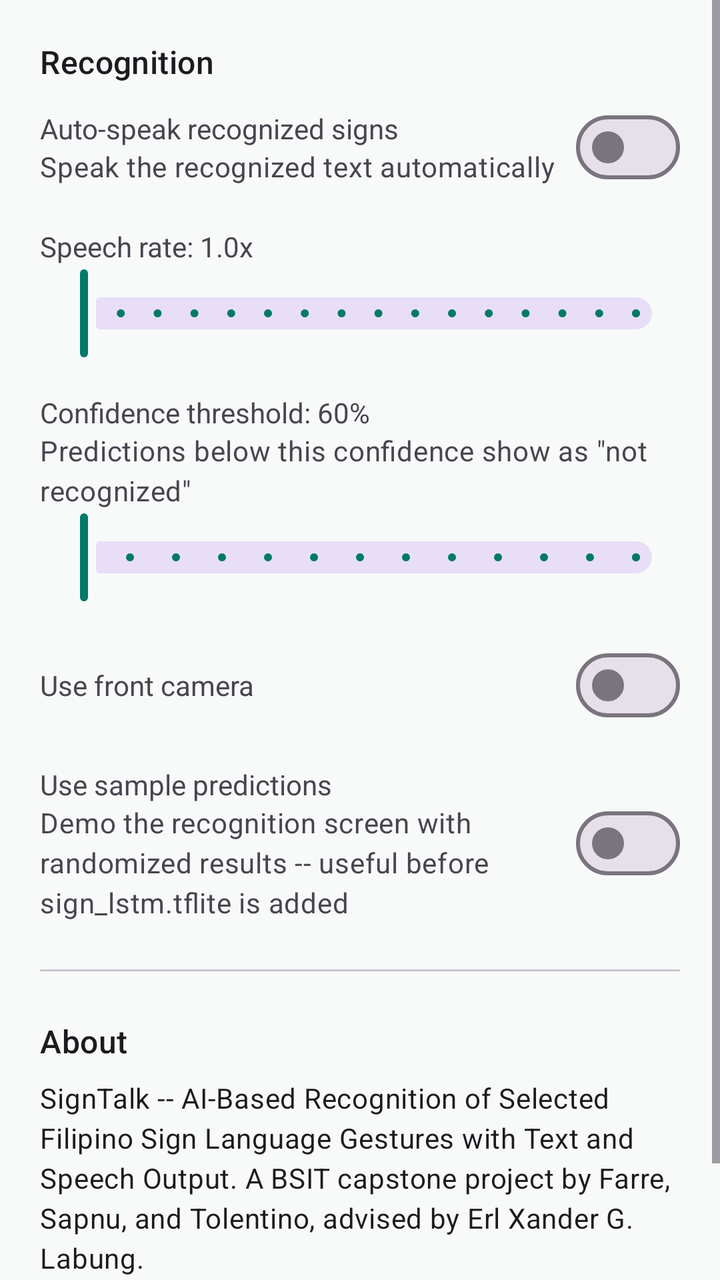
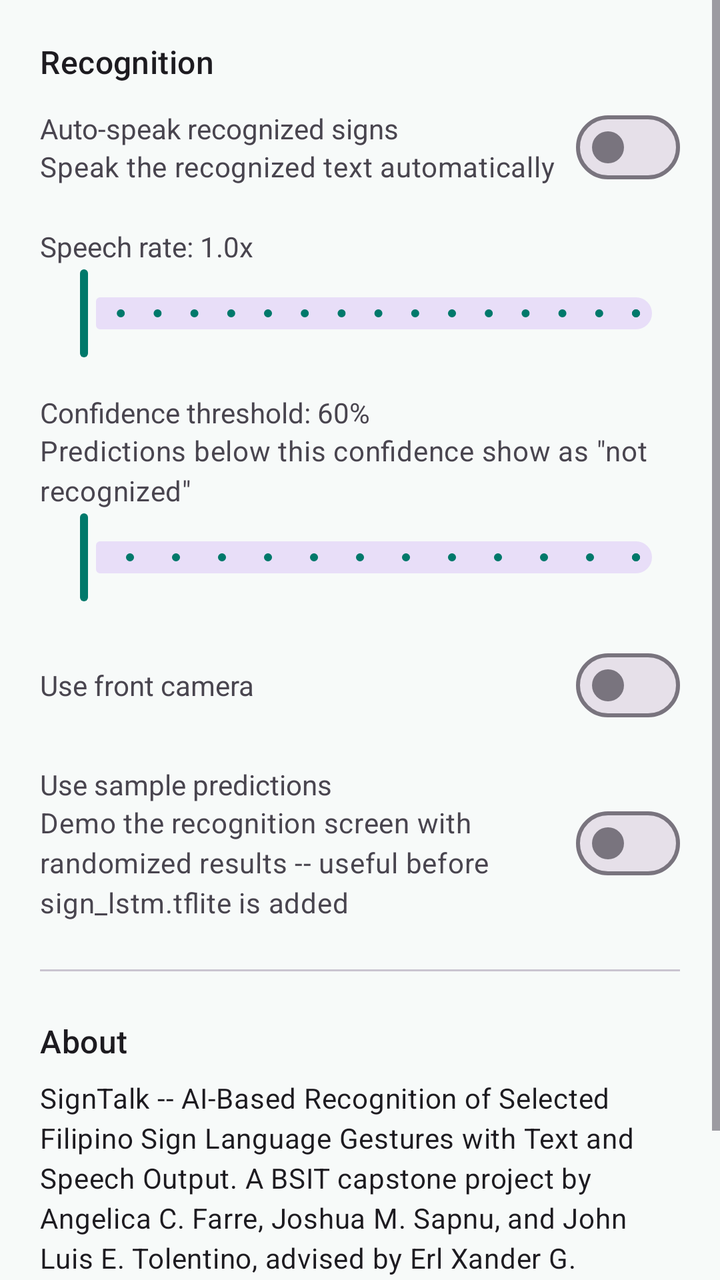

Before-and-after screenshots of an Android layout around one commit, followed by the original layout XML and the change that was made.
<!-- AndroidManifest.xml: application theme Theme.SignTalk -->
<!-- res/layout/fragment_settings.xml -->
<?xml version="1.0" encoding="utf-8"?>
<ScrollView xmlns:android="http://schemas.android.com/apk/res/android"
    xmlns:app="http://schemas.android.com/apk/res-auto"
    android:layout_width="match_parent"
    android:layout_height="match_parent">

    <LinearLayout
        android:layout_width="match_parent"
        android:layout_height="wrap_content"
        android:orientation="vertical"
        android:padding="20dp">

        <TextView
            android:layout_width="match_parent"
            android:layout_height="wrap_content"
            android:text="Recognition"
            android:textAppearance="?attr/textAppearanceTitleMedium" />

        <LinearLayout
            android:layout_width="match_parent"
            android:layout_height="wrap_content"
            android:layout_marginTop="8dp"
            android:gravity="center_vertical"
            android:orientation="horizontal">

            <LinearLayout
                android:layout_width="0dp"
                android:layout_height="wrap_content"
                android:layout_weight="1"
                android:orientation="vertical">

                <TextView
                    android:layout_width="match_parent"
                    android:layout_height="wrap_content"
                    android:text="Auto-speak recognized signs" />

                <TextView
                    android:layout_width="match_parent"
                    android:layout_height="wrap_content"
                    android:text="Speak the recognized text automatically"
                    android:textAppearance="?attr/textAppearanceBodyMedium"
                    android:textColor="?attr/colorOnSurfaceVariant" />
            </LinearLayout>

            <com.google.android.material.materialswitch.MaterialSwitch
                android:id="@+id/autoSpeakSwitch"
                android:layout_width="wrap_content"
                android:layout_height="wrap_content" />
        </LinearLayout>

        <TextView
            android:id="@+id/speechRateLabel"
            android:layout_width="match_parent"
            android:layout_height="wrap_content"
            android:layout_marginTop="16dp"
            android:text="Speech rate: 1.0x" />

        <com.google.android.material.slider.Slider
            android:id="@+id/speechRateSlider"
            android:layout_width="match_parent"
            android:layout_height="wrap_content"
            android:stepSize="0.1"
            android:valueFrom="0.5"
            android:valueTo="2.0" />

        <TextView
            android:id="@+id/confidenceLabel"
            android:layout_width="match_parent"
            android:layout_height="wrap_content"
            android:layout_marginTop="16dp"
            android:text="Confidence threshold: 60%" />

        <TextView
            android:layout_width="match_parent"
            android:layout_height="wrap_content"
            android:text="Predictions below this confidence show as &quot;not recognized&quot;"
            android:textAppearance="?attr/textAppearanceBodyMedium"
            android:textColor="?attr/colorOnSurfaceVariant" />

        <com.google.android.material.slider.Slider
            android:id="@+id/confidenceSlider"
            android:layout_width="match_parent"
            android:layout_height="wrap_content"
            android:stepSize="0.05"
            android:valueFrom="0.3"
            android:valueTo="0.95" />

        <LinearLayout
            android:layout_width="match_parent"
            android:layout_height="wrap_content"
            android:layout_marginTop="16dp"
            android:gravity="center_vertical"
            android:orientation="horizontal">

            <TextView
                android:layout_width="0dp"
                android:layout_height="wrap_content"
                android:layout_weight="1"
                android:text="Use front camera" />

            <com.google.android.material.materialswitch.MaterialSwitch
                android:id="@+id/frontCameraSwitch"
                android:layout_width="wrap_content"
                android:layout_height="wrap_content" />
        </LinearLayout>

        <LinearLayout
            android:layout_width="match_parent"
            android:layout_height="wrap_content"
            android:layout_marginTop="16dp"
            android:gravity="center_vertical"
            android:orientation="horizontal">

            <LinearLayout
                android:layout_width="0dp"
                android:layout_height="wrap_content"
                android:layout_weight="1"
                android:orientation="vertical">

                <TextView
                    android:layout_width="match_parent"
                    android:layout_height="wrap_content"
                    android:text="Use sample predictions" />

                <TextView
                    android:layout_width="match_parent"
                    android:layout_height="wrap_content"
                    android:text="Demo the recognition screen with randomized results -- useful before sign_lstm.tflite is added"
                    android:textAppearance="?attr/textAppearanceBodyMedium"
                    android:textColor="?attr/colorOnSurfaceVariant" />
            </LinearLayout>

            <com.google.android.material.materialswitch.MaterialSwitch
                android:id="@+id/mockRecognitionSwitch"
                android:layout_width="wrap_content"
                android:layout_height="wrap_content" />
        </LinearLayout>

        <com.google.android.material.divider.MaterialDivider
            android:layout_width="match_parent"
            android:layout_height="wrap_content"
            android:layout_marginTop="24dp"
            android:layout_marginBottom="24dp" />

        <TextView
            android:layout_width="match_parent"
            android:layout_height="wrap_content"
            android:text="About"
            android:textAppearance="?attr/textAppearanceTitleMedium" />

        <TextView
            android:layout_width="match_parent"
            android:layout_height="wrap_content"
            android:layout_marginTop="8dp"
            android:text="SignTalk -- AI-Based Recognition of Selected Filipino Sign Language Gestures with Text and Speech Output. A BSIT capstone project by Farre, Sapnu, and Tolentino, advised by Erl Xander G. Labung."
            android:textAppearance="?attr/textAppearanceBodyMedium" />

        <TextView
            android:layout_width="match_parent"
            android:layout_height="wrap_content"
            android:layout_marginTop="4dp"
            android:text="Version 1.0"
            android:textAppearance="?attr/textAppearanceBodyMedium"
            android:textColor="?attr/colorOnSurfaceVariant" />

        <TextView
            android:id="@+id/modelInfoLabel"
            android:layout_width="match_parent"
            android:layout_height="wrap_content"
            android:layout_marginTop="4dp"
            android:text="Backend model: not yet synced"
            android:textAppearance="?attr/textAppearanceBodyMedium"
            android:textColor="?attr/colorOnSurfaceVariant" />

    </LinearLayout>
</ScrollView>
<!-- resources referenced by this layout -->
<resources>
  <style name="Theme.SignTalk" parent="Base.Theme.SignTalk" />
  <style name="Base.Theme.SignTalk" parent="Theme.Material3.DayNight.NoActionBar">
          <item name="colorPrimary">@color/teal_primary</item>
          <item name="colorOnPrimary">@color/light_surface</item>
          <item name="colorSecondary">@color/amber_accent</item>
          <item name="colorOnSecondary">@color/light_surface</item>
          <item name="colorError">@color/error_red</item>
          <item name="android:colorBackground">@color/light_background</item>
          <item name="colorSurface">@color/light_surface</item>
      </style>
  <color name="teal_primary">#FF00796B</color>
  <color name="light_surface">#FFFFFFFF</color>
  <color name="amber_accent">#FFFFA000</color>
  <color name="error_red">#FFC62828</color>
  <color name="light_background">#FFF7FAF9</color>
</resources>

<!-- the commit's change to res/layout/fragment_settings.xml (unified diff, before → after) -->
@@ -152,7 +152,7 @@
             android:layout_width="match_parent"
             android:layout_height="wrap_content"
             android:layout_marginTop="8dp"
-            android:text="SignTalk -- AI-Based Recognition of Selected Filipino Sign Language Gestures with Text and Speech Output. A BSIT capstone project by Farre, Sapnu, and Tolentino, advised by Erl Xander G. Labung."
+            android:text="SignTalk -- AI-Based Recognition of Selected Filipino Sign Language Gestures with Text and Speech Output. A BSIT capstone project by Angelica C. Farre, Joshua M. Sapnu, and John Luis E. Tolentino, advised by Erl Xander G. Labung."
             android:textAppearance="?attr/textAppearanceBodyMedium" />
 
         <TextView
